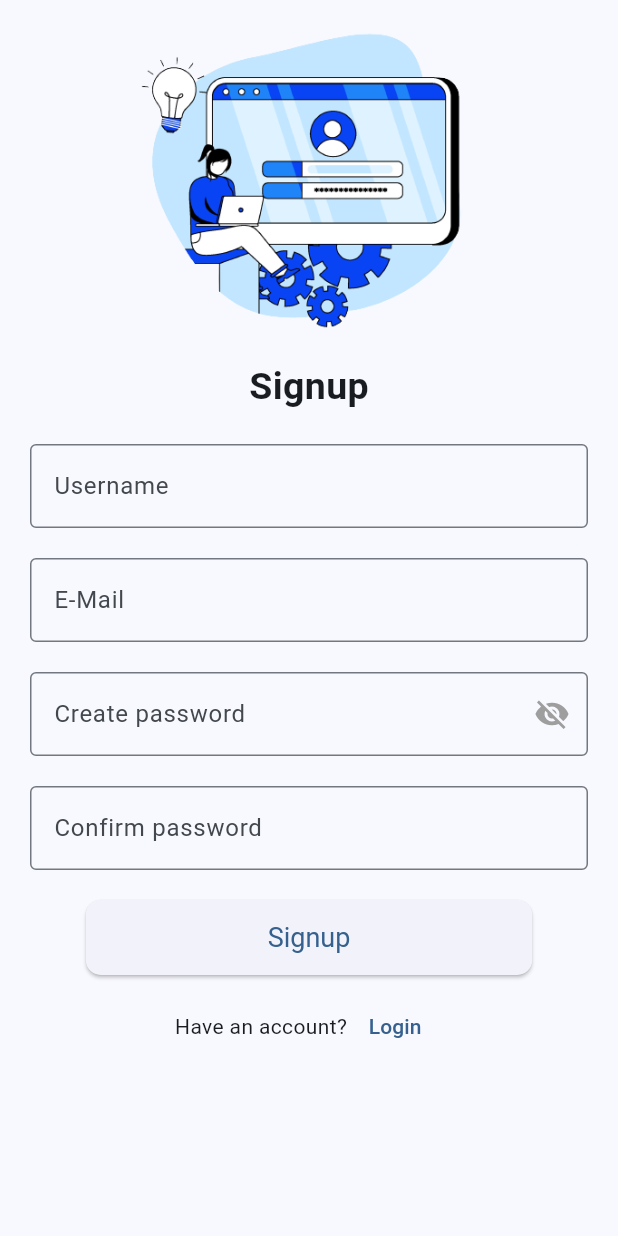
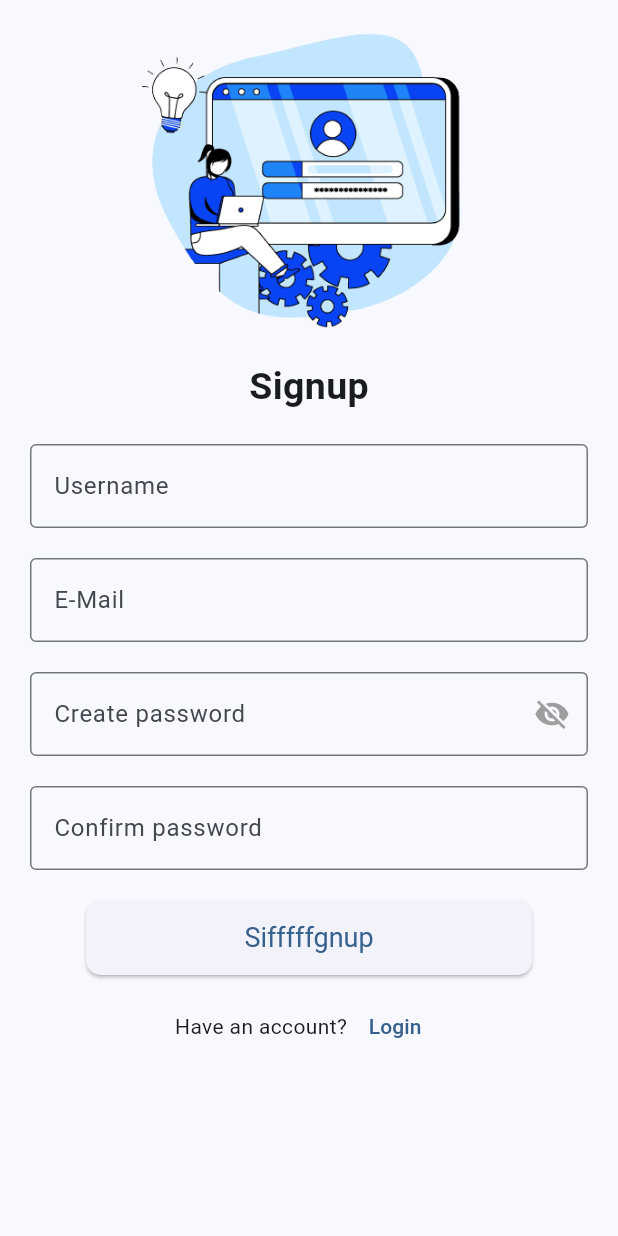
Before and after one commit to arturnkrsargsyan/test-app, a Flutter app: the screen it shows after launch, on a phone screen of 412 x 824 dp. Run offline on Flutter 3.47's test engine with Material 3 defaults, Android fonts, the phone set to English and light mode, and no system bars; our stand-ins replace bloc, dartz, email_validator, equatable, firebase_auth, firebase_core and 4 more; accounts and stored records are empty.

Commit message:
Bug Fix/ complething auth

```diff
--- /dev/null
+++ b/lib/features/authentication/data/models/sign_out_model.dart
@@ -0,0 +1,5 @@
+import 'package:test_app/features/authentication/domain/entities/sign_out_entity.dart';
+
+class SignOutModel extends SignOutEntity {
+  const SignOutModel() : super();
+}
--- a/lib/features/authentication/domain/repositories/authentication_repository.dart
+++ b/lib/features/authentication/domain/repositories/authentication_repository.dart
@@ -2,6 +2,7 @@ import 'dart:async';
 
 import 'package:dartz/dartz.dart';
 import 'package:firebase_auth/firebase_auth.dart';
+import 'package:test_app/features/authentication/domain/entities/sign_out_entity.dart';
 import '../../../../core/error/failures.dart';
 import '../entities/first_page_entity.dart';
 import '../entities/sign_in_entity.dart';
@@ -10,8 +11,9 @@ import '../entities/sign_up_entity.dart';
 abstract class AuthenticationRepository {
   Future<Either<Failure, UserCredential>> signIn(SignInEntity signIn);
   Future<Either<Failure, UserCredential>> signUp(SignUpEntity signUp);
+  Future<void> signOut(SignOutEntity signOut);
   Future<Either<Failure, UserCredential>> googleSignIn();
   FirstPageEntity firstPage();
-  Future<Either<Failure, Unit>>  verifyEmail();
+  Future<Either<Failure, Unit>> verifyEmail();
   Future<Either<Failure, Unit>> checkEmailVerification(Completer completer);
 }
--- /dev/null
+++ b/lib/features/authentication/domain/usecases/sign_out_usecase.dart
@@ -0,0 +1,12 @@
+import 'package:test_app/features/authentication/domain/entities/sign_out_entity.dart';
+import 'package:test_app/features/authentication/domain/repositories/authentication_repository.dart';
+
+class SignOutUseCase {
+  final AuthenticationRepository repository;
+
+  SignOutUseCase(this.repository);
+
+  Future<void> call(SignOutEntity signOutEntity) async {
+    return await repository.signOut(signOutEntity);
+  }
+}
--- a/lib/features/authentication/presentation/bloc/authentication/auth_bloc.dart
+++ b/lib/features/authentication/presentation/bloc/authentication/auth_bloc.dart
@@ -1,11 +1,13 @@
 import 'dart:async';
 
+import 'package:test_app/features/authentication/domain/entities/sign_out_entity.dart';
 import 'package:test_app/features/authentication/domain/usecases/google_auth_usecase.dart';
 import 'package:bloc/bloc.dart';
 import 'package:test_app/features/authentication/domain/entities/sign_in_entity.dart';
 import 'package:test_app/features/authentication/domain/entities/sign_up_entity.dart';
 import 'package:test_app/features/authentication/domain/usecases/first_page_usecase.dart';
 import 'package:test_app/features/authentication/domain/usecases/sign_in_usecase.dart';
+import 'package:test_app/features/authentication/domain/usecases/sign_out_usecase.dart';
 import '../../../../../core/error/failures.dart';
 import 'package:dartz/dartz.dart';
 import 'package:equatable/equatable.dart';
@@ -20,6 +22,7 @@ part 'auth_state.dart';
 class AuthBloc extends Bloc<AuthEvent, AuthState> {
   final SignInUseCase signInUseCase;
   final SignUpUseCase signUpUseCase;
+  final SignOutUseCase signOutUseCase;
   final VerifyEmailUseCase verifyEmailUseCase;
   final FirstPageUseCase firstPage;
   final CheckVerificationUseCase checkVerificationUseCase;
@@ -27,15 +30,17 @@ class AuthBloc extends Bloc<AuthEvent, AuthState> {
 
   Completer<void> completer = Completer<void>();
 
-  AuthBloc(
-      {required this.signInUseCase,
-      required this.signUpUseCase,
-      required this.firstPage,
-      required this.verifyEmailUseCase,
-      required this.checkVerificationUseCase,
-      required this.googleAuthUseCase})
-      : super(AuthInitial()) {
+  AuthBloc({
+    required this.signInUseCase,
+    required this.signUpUseCase,
+    required this.firstPage,
+    required this.verifyEmailUseCase,
+    required this.checkVerificationUseCase,
+    required this.googleAuthUseCase,
+    required this.signOutUseCase,
+  }) : super(AuthInitial()) {
     on<AuthEvent>((event, emit) async {
+      print(event);
       if (event is CheckLoggingInEvent) {
         final theFirstPage = firstPage();
         if (theFirstPage.isLoggedIn) {
@@ -43,12 +48,15 @@ class AuthBloc extends Bloc<AuthEvent, AuthState> {
         } else if (theFirstPage.isVerifyingEmail) {
           emit(VerifyEmailPageState());
         }
+      } else if (event is SignOutEvent) {
+        await signOutUseCase(event.signOutEntity);
       } else if (event is SignInEvent) {
         emit(LoadingState());
         final failureOrUserCredential = await signInUseCase(event.signInEntity);
         emit(eitherToState(failureOrUserCredential, SignedInState()));
       } else if (event is SignUpEvent) {
         emit(LoadingState());
+        print("===============================WORKS");
         final failureOrUserCredential = await signUpUseCase(event.signUpEntity);
         emit(eitherToState(failureOrUserCredential, SignedUpState()));
       } else if (event is SendEmailVerificationEvent) {
--- a/lib/features/authentication/presentation/bloc/authentication/auth_event.dart
+++ b/lib/features/authentication/presentation/bloc/authentication/auth_event.dart
@@ -5,25 +5,32 @@ abstract class AuthEvent extends Equatable {
   List<Object> get props => [];
 }
 
+class CheckLoggingInEvent extends AuthEvent {}
 
-class CheckLoggingInEvent extends AuthEvent{}
+class CheckEmailVerificationEvent extends AuthEvent {}
 
-class CheckEmailVerificationEvent extends AuthEvent{}
+class SendEmailVerificationEvent extends AuthEvent {}
 
-class SendEmailVerificationEvent extends AuthEvent{}
-
-class SignInWithGoogleEvent extends AuthEvent{}
+class SignInWithGoogleEvent extends AuthEvent {}
 
 class SignInEvent extends AuthEvent {
- final  SignInEntity signInEntity ;
- SignInEvent({required this.signInEntity});
- @override
- List<Object> get props => [signInEntity];
+  final SignInEntity signInEntity;
+  SignInEvent({required this.signInEntity});
+  @override
+  List<Object> get props => [signInEntity];
 }
 
 class SignUpEvent extends AuthEvent {
-  final SignUpEntity signUpEntity ;
+  final SignUpEntity signUpEntity;
   SignUpEvent({required this.signUpEntity});
   @override
   List<Object> get props => [signUpEntity];
 }
+
+class SignOutEvent extends AuthEvent {
+  final SignOutEntity signOutEntity;
+
+  SignOutEvent({required this.signOutEntity});
+  @override
+  List<Object> get props => [];
+}
--- a/lib/features/authentication/presentation/widgets/auth/sign_up_form.dart
+++ b/lib/features/authentication/presentation/widgets/auth/sign_up_form.dart
@@ -22,7 +22,6 @@ class _SignUpFormState extends State<SignUpForm> {
   final _passwordController = TextEditingController();
   final _confirmPasswordController = TextEditingController();
   bool isVisible = false;
-
   @override
   Widget build(BuildContext context) {
     return Padding(
@@ -94,6 +93,9 @@ class _SignUpFormState extends State<SignUpForm> {
                     },
                   ),
                 ),
+                onChanged: (f) {
+                  print("=====$f=====================================");
+                },
                 validator: (value) {
                   if (value!.isEmpty) {
                     return 'Please enter your password';
@@ -116,11 +118,16 @@ class _SignUpFormState extends State<SignUpForm> {
                   labelText: 'Confirm password',
                   border: OutlineInputBorder(),
                 ),
+                onChanged: (value) {
+                  print("=====================$value");
+                },
                 validator: (value) {
+                  print(value);
+                  print(_passwordController.text);
                   if (value!.isEmpty) {
-                    return 'Please enter your password confirmation';
+                    return 'Please enter your pasfffffsword confirmation';
                   } else if (value != _passwordController.text) {
-                    return "Password doesn't match.";
+                    return "Password doesaaaaaaaaaaaaaaaaaaaaaaan't match.";
                   }
                   return null;
                 },
@@ -129,17 +136,19 @@ class _SignUpFormState extends State<SignUpForm> {
             const SizedBox(
               height: 20,
             ),
-            BlocConsumer<AuthBloc, AuthState>(listener: (_, state) {
+            BlocConsumer<AuthBloc, AuthState>(
+              listener: (_, state) {
                 if (state is SignedUpState) {
                   Navigator.of(context).pushReplacement(MaterialPageRoute(
                       builder: (context) => const VerifyEmail()));
                   BlocProvider.of<AuthBloc>(context)
                       .add(SendEmailVerificationEvent());
                 } else if (state is GoogleSignInState) {
-                Navigator.of(context).pushReplacement(
-                    MaterialPageRoute(builder: (context) => const HomePage()));
+                  Navigator.of(context).pushReplacement(MaterialPageRoute(
+                      builder: (context) => const HomePage()));
                 }
-            }, builder: (context, state) {
+              },
+              builder: (context, state) {
                 if (state is LoadingState) {
                   return const Center(
                     child: CircularProgressIndicator(),
@@ -158,13 +167,17 @@ class _SignUpFormState extends State<SignUpForm> {
                       ),
                       ElevatedButton(
                         onPressed: () {
-                        BlocProvider.of<AuthBloc>(context).add(SignUpEvent(
+                          BlocProvider.of<AuthBloc>(context).add(
+                            SignUpEvent(
                               signUpEntity: SignUpEntity(
+                                name: _usernameController.text,
                                 email: _emailController.text,
                                 password: _passwordController.text,
-                          repeatedPassword: _confirmPasswordController.text,
-                          name: _usernameController.text,
-                        )));
+                                repeatedPassword:
+                                    _confirmPasswordController.text,
+                              ),
+                            ),
+                          );
                         },
                         style: ButtonStyle(
                           shape:
@@ -177,7 +190,7 @@ class _SignUpFormState extends State<SignUpForm> {
                           textStyle: MaterialStateProperty.all(
                               const TextStyle(fontSize: 18)),
                         ),
-                      child: const Text('Signup'),
+                        child: const Text('Sign2222up'),
                       )
                     ],
                   );
@@ -188,13 +201,16 @@ class _SignUpFormState extends State<SignUpForm> {
                     widthFactor: 0.8,
                     child: ElevatedButton(
                       onPressed: () {
-                          BlocProvider.of<AuthBloc>(context).add(SignUpEvent(
+                        BlocProvider.of<AuthBloc>(context).add(
+                          SignUpEvent(
                             signUpEntity: SignUpEntity(
                               email: _emailController.text,
                               password: _passwordController.text,
                               repeatedPassword: _confirmPasswordController.text,
                               name: _usernameController.text,
-                          )));
+                            ),
+                          ),
+                        );
                       },
                       style: ButtonStyle(
                         shape:
@@ -205,11 +221,14 @@ class _SignUpFormState extends State<SignUpForm> {
                         textStyle: MaterialStateProperty.all(
                             const TextStyle(fontSize: 18)),
                       ),
-                        child: const Text('Signup'),
-                      )));
-            }),
+                      child: const Text('Sifffffgnup'),
+                    ),
+                  ),
+                );
+              },
+            ),
             Padding(
-                padding: EdgeInsets.only(top: 10),
+              padding: const EdgeInsets.only(top: 10),
               child: Row(
                 mainAxisAlignment: MainAxisAlignment.center,
                 children: [
@@ -223,7 +242,8 @@ class _SignUpFormState extends State<SignUpForm> {
                       },
                       child: const Text("Login"))
                 ],
-                )),
+              ),
+            ),
           ],
         ),
       ),
@@ -240,8 +260,7 @@ class _SignUpFormState extends State<SignUpForm> {
       },
       child: Container(
         height: 50,
-          margin:
-              const EdgeInsets.only(top: 0, bottom: 20, left: 10, right: 10),
+        margin: const EdgeInsets.only(top: 0, bottom: 20, left: 10, right: 10),
         width: 50,
         decoration: BoxDecoration(
           border: Border.all(color: Colors.blue),
@@ -252,7 +271,9 @@ class _SignUpFormState extends State<SignUpForm> {
           child: Image.asset(
             imagePath!,
             color: color,
-              ))),
+          ),
+        ),
+      ),
     );
   }
 }
--- a/lib/injection_container.dart
+++ b/lib/injection_container.dart
@@ -6,6 +6,7 @@ import 'package:test_app/features/authentication/domain/usecases/check_verificat
 import 'package:test_app/features/authentication/domain/usecases/first_page_usecase.dart';
 import 'package:test_app/features/authentication/domain/usecases/google_auth_usecase.dart';
 import 'package:test_app/features/authentication/domain/usecases/sign_in_usecase.dart';
+import 'package:test_app/features/authentication/domain/usecases/sign_out_usecase.dart';
 import 'package:test_app/features/authentication/domain/usecases/sign_up_usecase.dart';
 import 'package:test_app/features/authentication/domain/usecases/verifiy_email_usecase.dart';
 import 'package:test_app/features/authentication/presentation/bloc/authentication/auth_bloc.dart';
@@ -22,6 +23,7 @@ Future<void> init() async {
   sl.registerFactory(() => AuthBloc(
       signInUseCase: sl(),
       signUpUseCase: sl(),
+      signOutUseCase: sl(),
       firstPage: sl(),
       verifyEmailUseCase: sl(),
       checkVerificationUseCase: sl(),
@@ -31,6 +33,7 @@ Future<void> init() async {
 
   sl.registerLazySingleton(() => SignInUseCase(sl()));
   sl.registerLazySingleton(() => SignUpUseCase(sl()));
+  sl.registerLazySingleton(() => SignOutUseCase(sl()));
   sl.registerLazySingleton(() => FirstPageUseCase(sl()));
   sl.registerLazySingleton(() => VerifyEmailUseCase(sl()));
   sl.registerLazySingleton(() => CheckVerificationUseCase(sl()));
--- a/lib/main.dart
+++ b/lib/main.dart
@@ -36,7 +36,7 @@ class MyApp extends StatelessWidget {
               theme:
                   ThemeData(useMaterial3: true, colorSchemeSeed: Colors.blue),
               debugShowCheckedModeBanner: false,
-              home: SignUp(),
+              home: const SignUp(),
             );
           }
         },
```
Also changed, not shown: lib/features/authentication/data/datasources/auth_remote_data_source.dart (+36 -19 lines), lib/features/authentication/data/repositories/auth_repository_impl.dart (+10 -1 lines), lib/features/authentication/domain/entities/sign_out_entity.dart (added, +8 -0 lines), lib/features/authentication/presentation/pages/auth/sign_up_page.dart (+5 -4 lines), lib/features/authentication/presentation/pages/home.dart (+13 -0 lines). Lines whose indentation alone changed are shown as unchanged.
